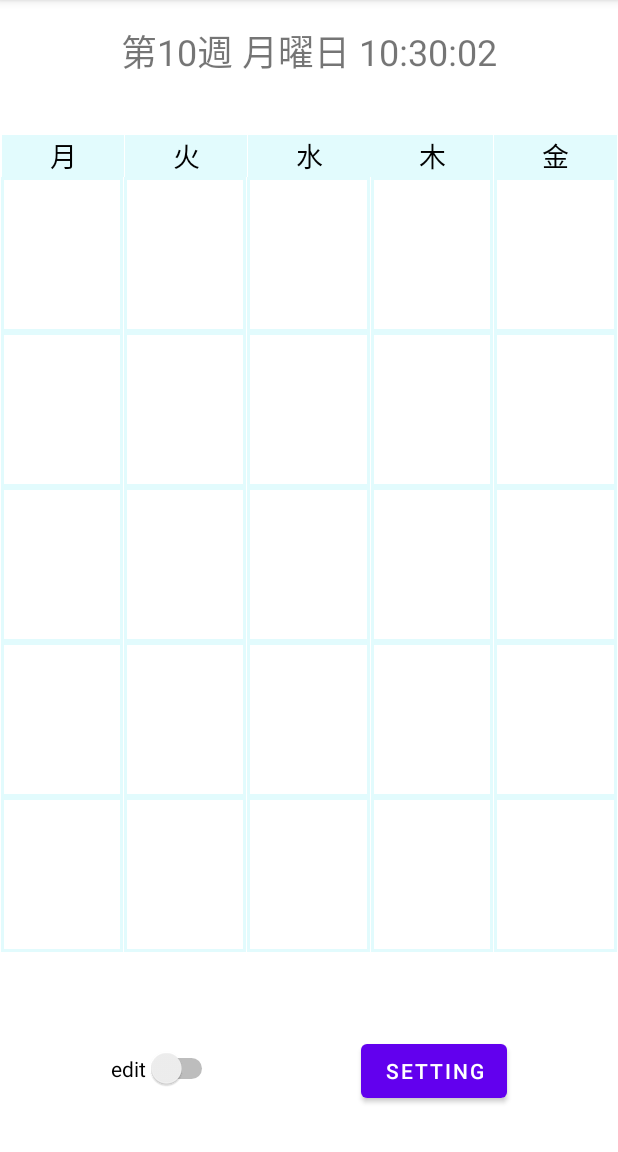
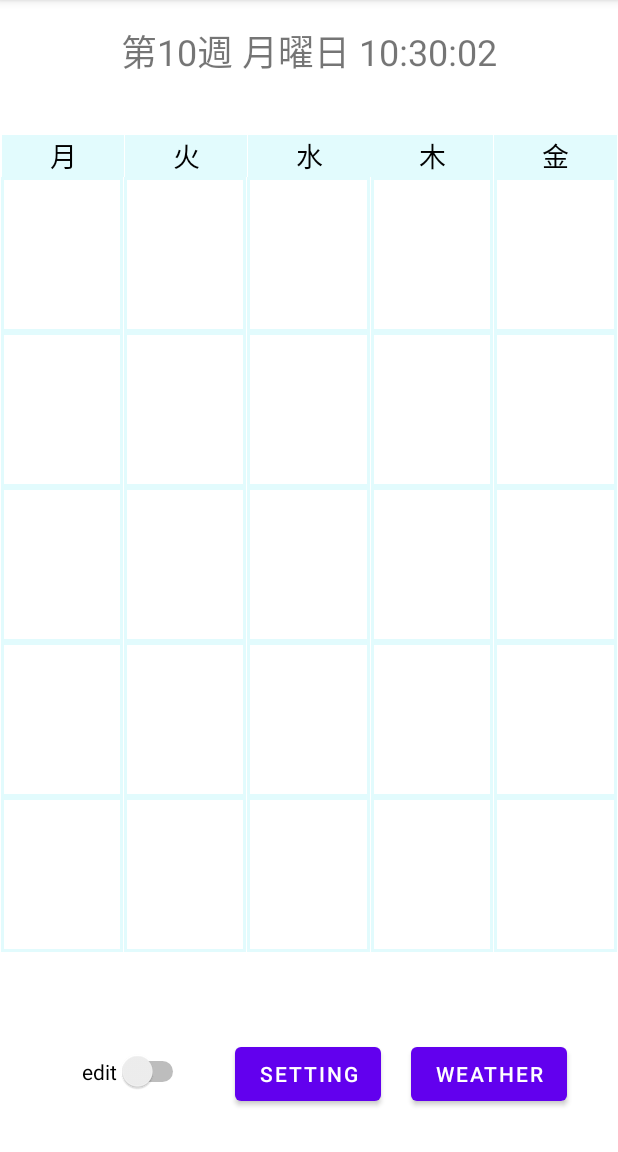
Before and after one commit to 525750302/calender, an Android app: the screen it shows after launch (MainActivity), on a phone screen of 412 x 824 dp, the part 84-1236 px from its top. Run offline under Robolectric (Android 15) with nearby library versions, the phone set to English and light mode, and no system bars.

Commit message:
no message

```diff
--- a/app/src/main/java/jp/ac/ritsumei/ise/phy/exp2/is0599pv/calendar/application_calendar.java
+++ b/app/src/main/java/jp/ac/ritsumei/ise/phy/exp2/is0599pv/calendar/application_calendar.java
@@ -3,16 +3,16 @@ package jp.ac.ritsumei.ise.phy.exp2.is0599pv.calendar;
 import android.app.Application;
 
 public class application_calendar extends Application{
-    String[][] name= new String[5][5];
-    String[][] place= new String[5][5];
-    String[][] remark= new String[5][5];
-    int[][][] online = new int[5][5][15];
-    int[][] exist = new int[5][5];
-    int semester = 1;//1为春，0为秋
-    int set_alarm = 1;
-    int in_advance = 0;
-    int online_time = 40;
-    int offline_time = 40;
+    static String[][] name= new String[5][5];
+    static String[][] place= new String[5][5];
+    static String[][] remark= new String[5][5];
+    static int[][][] online = new int[5][5][15];
+    static int[][] exist = new int[5][5];
+    static int semester = 1;//1为春，0为秋
+    static int set_alarm = 1;
+    static int in_advance = 0;
+    static int online_time = 40;
+    static int offline_time = 40;
 
     public String getName(int day,int time)
     {
--- a/app/src/main/java/jp/ac/ritsumei/ise/phy/exp2/is0599pv/calendar/gson/Basic.java
+++ b/app/src/main/java/jp/ac/ritsumei/ise/phy/exp2/is0599pv/calendar/gson/Basic.java
@@ -7,7 +7,7 @@ public class Basic {
     public String cityName;   //城市名
     @SerializedName("id")
     public String weather_id;  //天气情况
-    public Update update;
+    public Update update = new Update();
     public class Update {
         @SerializedName("loc")
         public String updateTime;   //天气更新时间
--- a/app/src/main/java/jp/ac/ritsumei/ise/phy/exp2/is0599pv/calendar/gson/Forecast.java
+++ b/app/src/main/java/jp/ac/ritsumei/ise/phy/exp2/is0599pv/calendar/gson/Forecast.java
@@ -3,11 +3,11 @@ package jp.ac.ritsumei.ise.phy.exp2.is0599pv.calendar.gson;
 import com.google.gson.annotations.SerializedName;
 
 public class Forecast {
-    public String data;
+    public String data="";
     @SerializedName("tmp")
-    public Temperature temperature;
+    public Temperature temperature = new Temperature();
     @SerializedName("cond")
-    public More more;
+    public More more = new More();
     public class Temperature {
         public  String max;
         public String min;
--- a/app/src/main/java/jp/ac/ritsumei/ise/phy/exp2/is0599pv/calendar/gson/Now.java
+++ b/app/src/main/java/jp/ac/ritsumei/ise/phy/exp2/is0599pv/calendar/gson/Now.java
@@ -6,7 +6,7 @@ public class Now {
     @SerializedName("tmp")
     public String tempeture;
     @SerializedName("cond")
-    public More more;
+    public More more = new More();
     public class More {
         @SerializedName("txt")
         public String info;
--- a/app/src/main/res/layout/activity_main.xml
+++ b/app/src/main/res/layout/activity_main.xml
@@ -409,12 +409,12 @@
         android:id="@+id/Setting_button"
         android:layout_width="wrap_content"
         android:layout_height="wrap_content"
-        android:layout_marginBottom="30dp"
+        android:layout_marginBottom="28dp"
         android:onClick="Setting_button"
         android:text="setting"
         app:layout_constraintBottom_toBottomOf="parent"
         app:layout_constraintEnd_toEndOf="parent"
-        app:layout_constraintHorizontal_bias="0.764"
+        app:layout_constraintHorizontal_bias="0.498"
         app:layout_constraintStart_toStartOf="parent" />
 
     <TextView
@@ -435,11 +435,23 @@
         android:id="@+id/edit_switch"
         android:layout_width="wrap_content"
         android:layout_height="wrap_content"
-        android:layout_marginBottom="42dp"
+        android:layout_marginBottom="40dp"
         android:text="edit"
         app:layout_constraintBottom_toBottomOf="parent"
         app:layout_constraintEnd_toEndOf="parent"
-        app:layout_constraintHorizontal_bias="0.218"
+        app:layout_constraintHorizontal_bias="0.161"
         app:layout_constraintStart_toStartOf="parent" />
 
+    <Button
+        android:id="@+id/button_weather"
+        android:layout_width="wrap_content"
+        android:layout_height="wrap_content"
+        android:layout_marginBottom="28dp"
+        android:onClick="but_weather"
+        android:text="weather"
+        app:layout_constraintBottom_toBottomOf="parent"
+        app:layout_constraintEnd_toEndOf="parent"
+        app:layout_constraintHorizontal_bias="0.369"
+        app:layout_constraintStart_toEndOf="@+id/Setting_button" />
+
 </androidx.constraintlayout.widget.ConstraintLayout>
--- a/app/src/main/res/layout/api.xml
+++ b/app/src/main/res/layout/api.xml
@@ -11,7 +11,7 @@
         android:layout_height="wrap_content"
         android:layout_marginLeft="15dp"
         android:layout_marginTop="15dp"
-        android:text="空气质量"
+        android:text="空気の質"
         android:textColor="#fff"
         android:textSize="20sp"/>
     <LinearLayout
@@ -40,7 +40,7 @@
                     android:layout_width="wrap_content"
                     android:layout_height="wrap_content"
                     android:layout_gravity="center"
-                    android:text="AQI指数"
+                    android:text="AQI"
                     android:textColor="#fff"/>
             </LinearLayout>
         </RelativeLayout>
@@ -65,7 +65,7 @@
                     android:layout_width="wrap_content"
                     android:layout_height="wrap_content"
                     android:layout_gravity="center"
-                    android:text="PM2.5指数"
+                    android:text="PM2.5"
                     android:textColor="#fff"/>
             </LinearLayout>
         </RelativeLayout>
--- a/app/src/main/res/layout/now.xml
+++ b/app/src/main/res/layout/now.xml
@@ -10,7 +10,7 @@
         android:id="@+id/degree_text"
         android:layout_gravity="end"
         android:textSize="60sp"
-        android:textColor="#fff"
+        android:textColor="#000"
         />
     <!--显示天气概况-->
     <TextView
@@ -19,5 +19,5 @@
         android:id="@+id/weather_info_text"
         android:layout_gravity="end"
         android:textSize="20sp"
-        android:textColor="#fff"/>
+        android:textColor="#000"/>
 </LinearLayout>
--- a/app/src/main/res/layout/suggestion.xml
+++ b/app/src/main/res/layout/suggestion.xml
@@ -11,7 +11,7 @@
         android:layout_height="wrap_content"
         android:layout_marginLeft="15dp"
         android:layout_marginTop="15dp"
-        android:text="生活建议"
+        android:text=""
         android:textColor="#fff"
         android:textSize="20sp" />
     <!--舒适度-->
--- a/app/src/main/res/layout/title.xml
+++ b/app/src/main/res/layout/title.xml
@@ -7,7 +7,7 @@
         android:layout_width="wrap_content"
         android:layout_height="wrap_content"
         android:layout_centerInParent="true"
-        android:textColor="#fff"
+        android:textColor="#000"
         android:textSize="20sp"/>
     <TextView
         android:id="@+id/title_update_time"
@@ -16,6 +16,6 @@
         android:layout_marginRight="10dp"
         android:layout_alignParentRight="true"
         android:layout_centerVertical="true"
-        android:textColor="#fff"
+        android:textColor="#000"
         android:textSize="16sp"/>
 </RelativeLayout>
```
Also changed, not shown: app/src/main/java/jp/ac/ritsumei/ise/phy/exp2/is0599pv/calendar/MainActivity.java (+29 -1 lines), app/src/main/java/jp/ac/ritsumei/ise/phy/exp2/is0599pv/calendar/WeatherActivity.java (+65 -25 lines), app/src/main/java/jp/ac/ritsumei/ise/phy/exp2/is0599pv/calendar/gson/Weather.java (+6 -6 lines), app/src/main/res/layout/activity_weather.xml (+9 -4 lines).
